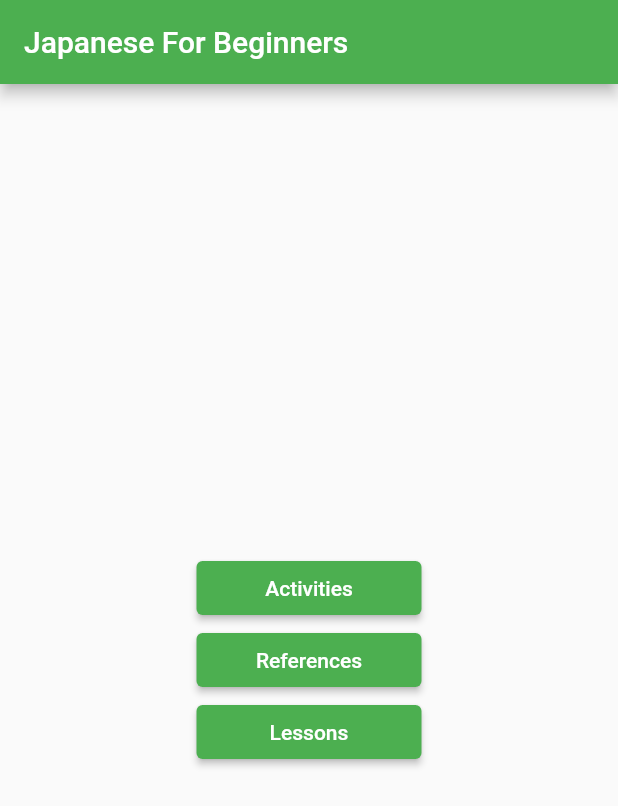
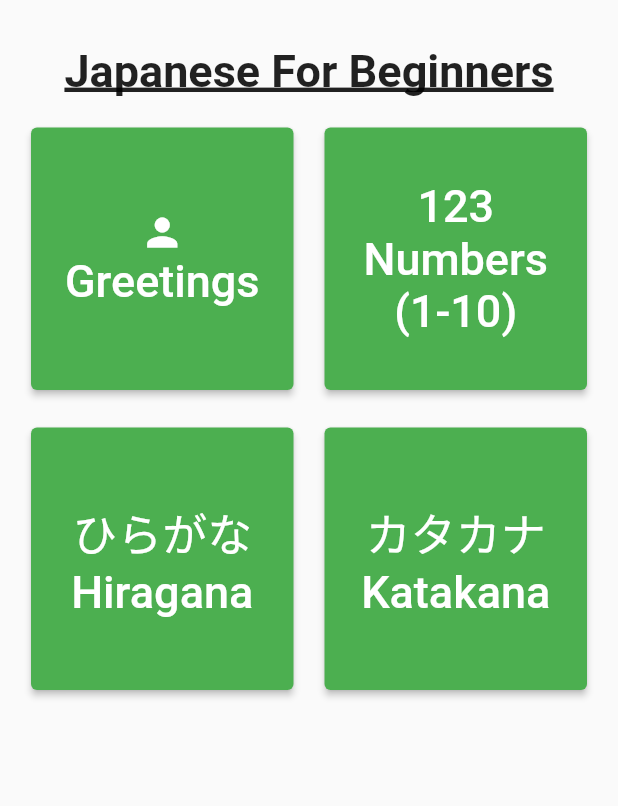
Before and after one commit to MitchellMaliglig/Mobile-App-Project-CS-4750-, a Flutter app: the screen it shows after launch, on a phone screen of 412 x 824 dp. Shown: the top 806 px of the screen. Run offline on Flutter 3.47's test engine with Material 2 defaults, Android fonts, the phone set to English and light mode, and no system bars; our stand-ins replace flutter_tts; missing offline and left inert: kana_kit, translator.

Commit message:
reorganized the format of the app

```diff
--- a/lib/main.dart
+++ b/lib/main.dart
@@ -1,7 +1,7 @@
 import 'package:flutter/material.dart';
-import 'package:mobile_app_project/Lessons_Page.dart';
-import 'package:mobile_app_project/References_Page.dart';
-import 'Activities_Page.dart';
+import 'package:mobile_app_project/activities/kana_practice.dart';
+import 'package:mobile_app_project/lessons/lesson_page.dart';
+import 'package:mobile_app_project/lessons/Lesson_Data.dart';
 
 void main() {
   runApp(MyApp());
@@ -35,49 +35,111 @@ class _MyHomePageState extends State<MyHomePage> {
   @override
   Widget build(BuildContext context) {
     return Scaffold(
-      appBar: AppBar(
-        title: Text(widget.title),
-      ),
-      body: Center(
-        child: IntrinsicWidth(
-          stepWidth: 150,
-          child: Column(
-            mainAxisAlignment: MainAxisAlignment.center,
-            crossAxisAlignment: CrossAxisAlignment.stretch,
-            children: <Widget>[
-              ElevatedButton(
-                  onPressed: (){
+      body: Column(
+        children: [
+          Container(
+            margin: EdgeInsets.only(top: 30, bottom: 20),
+            child: Text(widget.title,
+              style: TextStyle(
+                fontSize: 30,
+                fontWeight: FontWeight.bold,
+                decoration: TextDecoration.underline,
+                decorationThickness: 2,
+              ),
+            ),
+          ),
+          Container(
+            margin: EdgeInsets.only(bottom: 25),
+            child: Row(
+              mainAxisAlignment: MainAxisAlignment.spaceEvenly,
+              children: [
+                SizedBox(
+                  width: 175,
+                  height: 175,
+                  child: ElevatedButton(
+                    onPressed: () {
+                      Navigator.push(
+                        context,
+                        MaterialPageRoute(builder: (context) =>
+                            LessonPage(
+                              title: 'Greetings',
+                              greetingsData: greetingsData,)),
+                      );
+                    },
+                    child: Column(
+                      mainAxisAlignment: MainAxisAlignment.center,
+                      children: [
+                        Icon(Icons.person, size: 30,),
+                        Text('Greetings', style: TextStyle(fontSize: 30),),
+                      ],
+                    ),
+                  ),
+                ),
+                SizedBox(
+                  width: 175,
+                  height: 175,
+                  child: ElevatedButton(
+                    onPressed: () {},
+                    child: Column(
+                      mainAxisAlignment: MainAxisAlignment.center,
+                      children: [
+                        Text('123', style: TextStyle(fontSize: 30,),),
+                        Text('Numbers (1-10)',
+                          style: TextStyle(fontSize: 30),
+                          textAlign: TextAlign.center,),
+                      ],
+                    ),
+                  ),
+                ),
+              ],
+            ),
+          ),
+          Row(
+            mainAxisAlignment: MainAxisAlignment.spaceEvenly,
+            children: [
+              SizedBox(
+                width: 175,
+                height: 175,
+                child: ElevatedButton(
+                  onPressed: () {
                     Navigator.push(
                       context,
-                      MaterialPageRoute(builder: (context) => ActivitiesPage()),
+                      MaterialPageRoute(builder: (context) =>
+                          KanaPractice(title: 'Hiragana Practice', kpNum: 1,)),
                     );
                   },
-                  child:
-                  Text('Activities')
+                  child: Column(
+                    mainAxisAlignment: MainAxisAlignment.center,
+                    children: [
+                      Text('ひらがな', style: TextStyle(fontSize: 30,),),
+                      Text('Hiragana', style: TextStyle(fontSize: 30),),
+                    ],
+                  ),
+                ),
               ),
-              ElevatedButton(
-                  onPressed: (){
+              SizedBox(
+                width: 175,
+                height: 175,
+                child: ElevatedButton(
+                  onPressed: () {
                     Navigator.push(
                       context,
-                      MaterialPageRoute(builder: (context) => ReferencesPage()),
+                      MaterialPageRoute(builder: (context) =>
+                          KanaPractice(title: 'Katakana Practice', kpNum: 2,)),
                     );
                   },
-                  child:
-                  Text('References')
-              ),
-              ElevatedButton(
-                  onPressed: (){
-                    Navigator.push(
-                      context,
-                      MaterialPageRoute(builder: (context) => LessonsPage()),
-                    );
-                  },
-                  child:
-                  Text('Lessons'),
+                  child: Column(
+                    mainAxisAlignment: MainAxisAlignment.center,
+                    children: [
+                      Text('カタカナ', style: TextStyle(fontSize: 30,),),
+                      Text('Katakana', style: TextStyle(fontSize: 30),),
+                    ],
+                  ),
+                ),
               ),
             ],
           ),
-        ),
+        ],
       ),
     );
   }
--- a/pubspec.yaml
+++ b/pubspec.yaml
@@ -35,6 +35,7 @@ dependencies:
   url_launcher: ^6.0.10
   flutter_launcher_icons: ^0.9.2
   flutter_tts: ^3.2.2
+  translator: ^0.1.7
 
 dev_dependencies:
   flutter_test:
```
Also changed, not shown: lib/Activities_Page.dart (+37 -37 lines), lib/activities/kana_practice.dart (+37 -76 lines), lib/jp_tools.dart (added, +19 -0 lines), lib/lessons/Lesson_Data.dart (added, +24 -0 lines), lib/lessons/hiragana_practice.dart (added, +15 -0 lines), lib/lessons/lesson_page.dart (added, +115 -0 lines), pubspec.lock.
